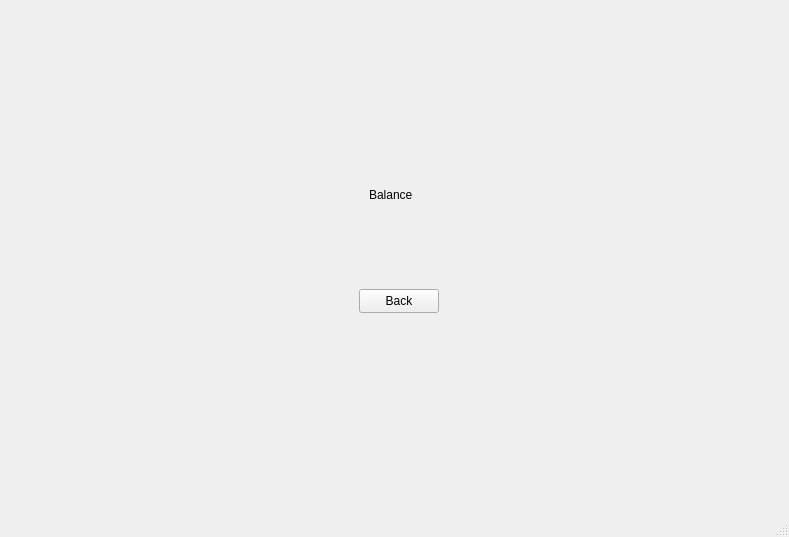
This is bank-automat/mainwindow.ui in anatt1b/Automated-Teller-Machine as Qt 5 draws it before an edit. The edited form follows.
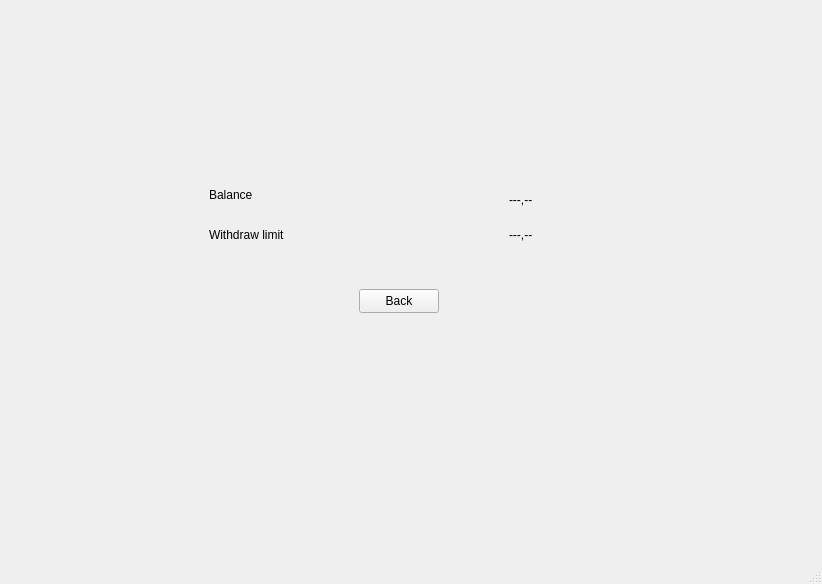
This is the edited form. The open tabs and pages were chosen to show the change.

Commit message: balance button started. Added connections to fetch data from db.

Diff of the .ui file:
```diff
--- a/bank-automat/mainwindow.ui
+++ b/bank-automat/mainwindow.ui
@@ -6,8 +6,8 @@
    <rect>
     <x>0</x>
     <y>0</y>
-    <width>789</width>
-    <height>537</height>
+    <width>822</width>
+    <height>584</height>
    </rect>
   </property>
   <property name="windowTitle">
@@ -253,9 +253,9 @@
        <widget class="QLabel" name="label">
         <property name="geometry">
          <rect>
-          <x>360</x>
+          <x>200</x>
           <y>170</y>
-          <width>71</width>
+          <width>91</width>
           <height>31</height>
          </rect>
         </property>
@@ -263,6 +263,45 @@
          <string>Balance</string>
         </property>
        </widget>
+       <widget class="QLabel" name="WithdrawLimit">
+        <property name="geometry">
+         <rect>
+          <x>200</x>
+          <y>210</y>
+          <width>111</width>
+          <height>31</height>
+         </rect>
+        </property>
+        <property name="text">
+         <string>Withdraw limit</string>
+        </property>
+       </widget>
+       <widget class="QLabel" name="lblBalanceValue">
+        <property name="geometry">
+         <rect>
+          <x>500</x>
+          <y>180</y>
+          <width>91</width>
+          <height>21</height>
+         </rect>
+        </property>
+        <property name="text">
+         <string>---,--</string>
+        </property>
+       </widget>
+       <widget class="QLabel" name="lblWithdrawLimitValue">
+        <property name="geometry">
+         <rect>
+          <x>500</x>
+          <y>210</y>
+          <width>91</width>
+          <height>31</height>
+         </rect>
+        </property>
+        <property name="text">
+         <string>---,--</string>
+        </property>
+       </widget>
       </widget>
       <widget class="QWidget" name="pageTransactions">
        <widget class="QPushButton" name="btnBackTransactions">
```
Left out of the diff: 12 changed lines with no effect on the pictures. The commit also changes 5 other files.
